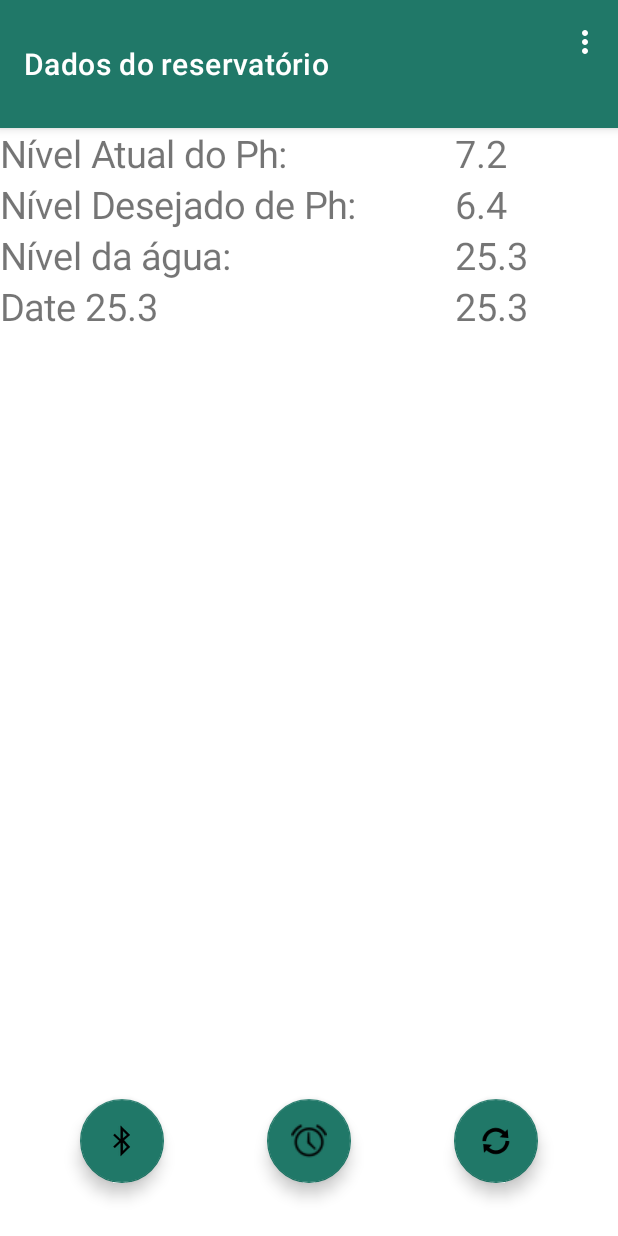
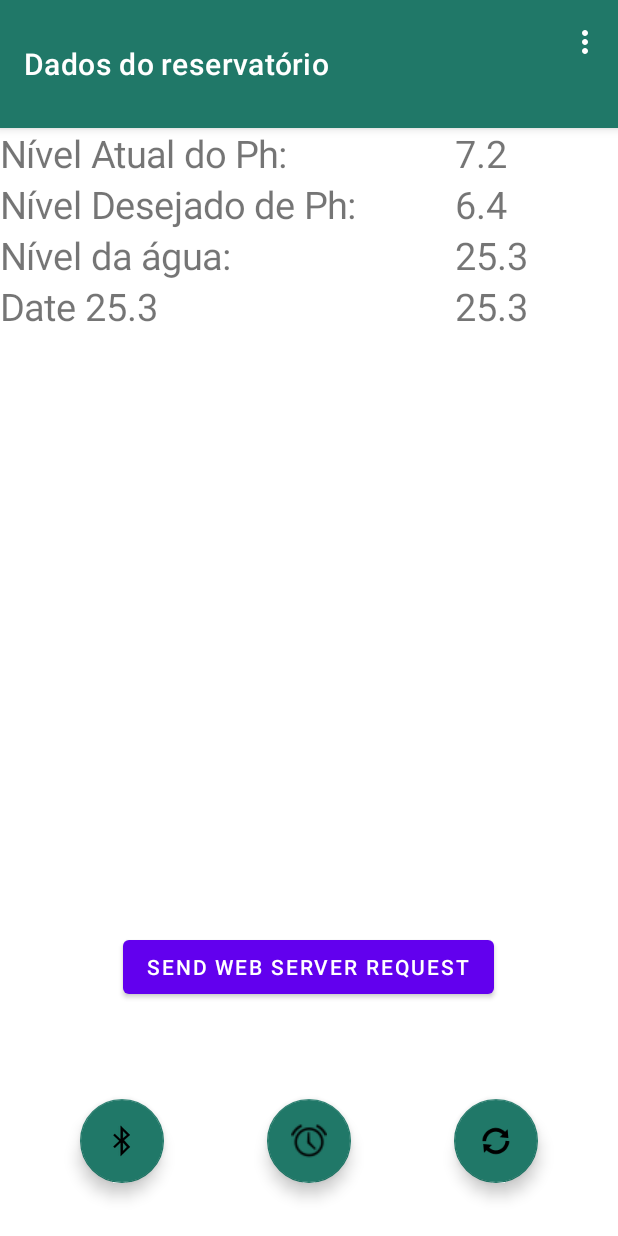
Before and after one commit to VitorCaversan/Minigaia_App, an Android app: the screen it shows after launch (MainActivity), on a phone screen of 412 x 824 dp. Run offline under Robolectric (Android 15) with nearby library versions, the phone set to English and light mode, and no system bars; our stand-ins replace navigation-ui.

Commit message:
Settling the decision for not making the ESP communication through Bluetooth server, but with HTTP request

```diff
--- a/app/build.gradle
+++ b/app/build.gradle
@@ -32,7 +32,8 @@ android {
 }
 
 dependencies {
-
+    implementation 'com.squareup.retrofit2:retrofit:2.9.0'
+    implementation 'com.squareup.retrofit2:converter-gson:2.9.0'
     implementation 'androidx.appcompat:appcompat:1.6.1'
     implementation 'com.google.android.material:material:1.5.0'
     implementation 'androidx.constraintlayout:constraintlayout:2.1.4'
--- a/app/src/main/AndroidManifest.xml
+++ b/app/src/main/AndroidManifest.xml
@@ -8,9 +8,11 @@
     <uses-permission android:name="android.permission.BLUETOOTH_CONNECT" />
     <uses-permission android:name="android.permission.ACCESS_FINE_LOCATION" />
     <uses-permission android:name="android.permission.ACCESS_COARSE_LOCATION" />
+    <uses-permission android:name="android.permission.INTERNET" />
 
     <application
         android:allowBackup="true"
+        android:networkSecurityConfig="@xml/network_security_config"
         android:dataExtractionRules="@xml/data_extraction_rules"
         android:fullBackupContent="@xml/backup_rules"
         android:icon="@mipmap/ic_launcher"
--- a/app/src/main/res/layout/activity_main.xml
+++ b/app/src/main/res/layout/activity_main.xml
@@ -84,6 +84,17 @@
         app:rippleColor="#000000"
         app:srcCompat="@android:drawable/stat_sys_data_bluetooth" />
 
+    <Button
+        android:id="@+id/webServer_button"
+        android:layout_width="wrap_content"
+        android:layout_height="wrap_content"
+        android:layout_marginBottom="64dp"
+        android:text="Send Web Server Request"
+        app:layout_constraintBottom_toTopOf="@+id/timeButton"
+        app:layout_constraintEnd_toEndOf="parent"
+        app:layout_constraintHorizontal_bias="0.496"
+        app:layout_constraintStart_toStartOf="parent" />
+
     <!-- Replace 'logo' with your actual logo file name
     <ImageView
         android:id="@+id/projectLogo"
--- /dev/null
+++ b/app/src/main/res/xml/network_security_config.xml
@@ -0,0 +1,6 @@
+<?xml version="1.0" encoding="utf-8"?>
+<network-security-config>
+    <domain-config cleartextTrafficPermitted="true">
+        <domain includeSubdomains="true">192.168.15.99</domain> <!-- your ESP32 IP address -->
+    </domain-config>
+</network-security-config>
```
Also changed, not shown: app/src/main/java/com/example/minigaia/MainActivity.java (+77 -3 lines).
